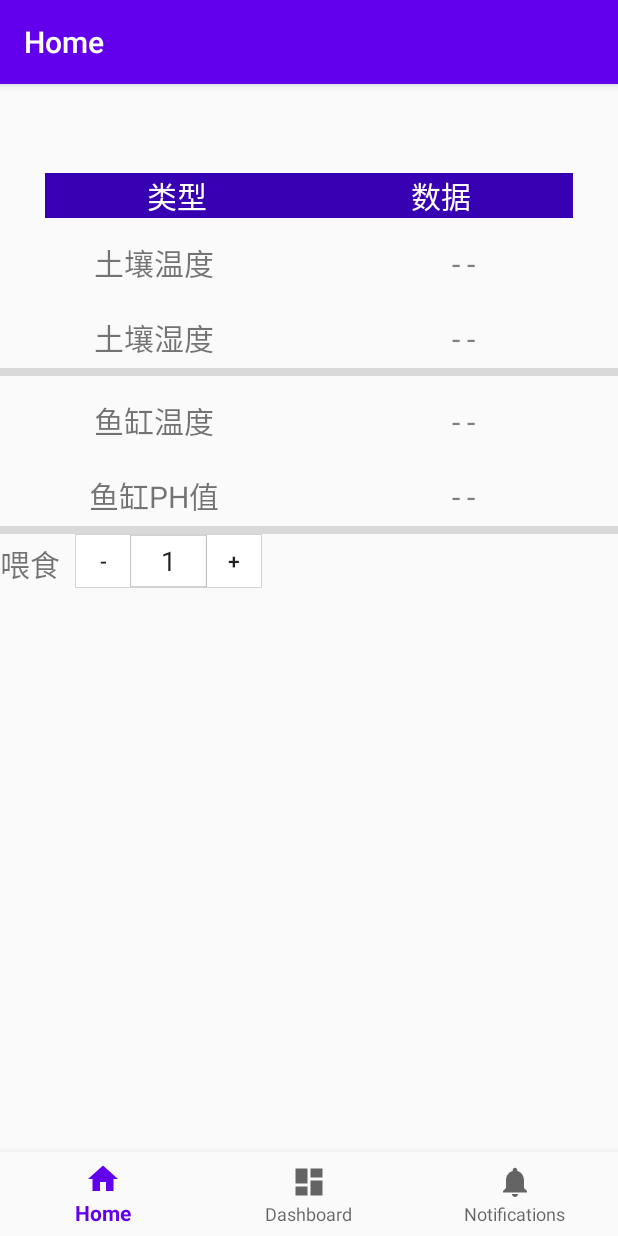
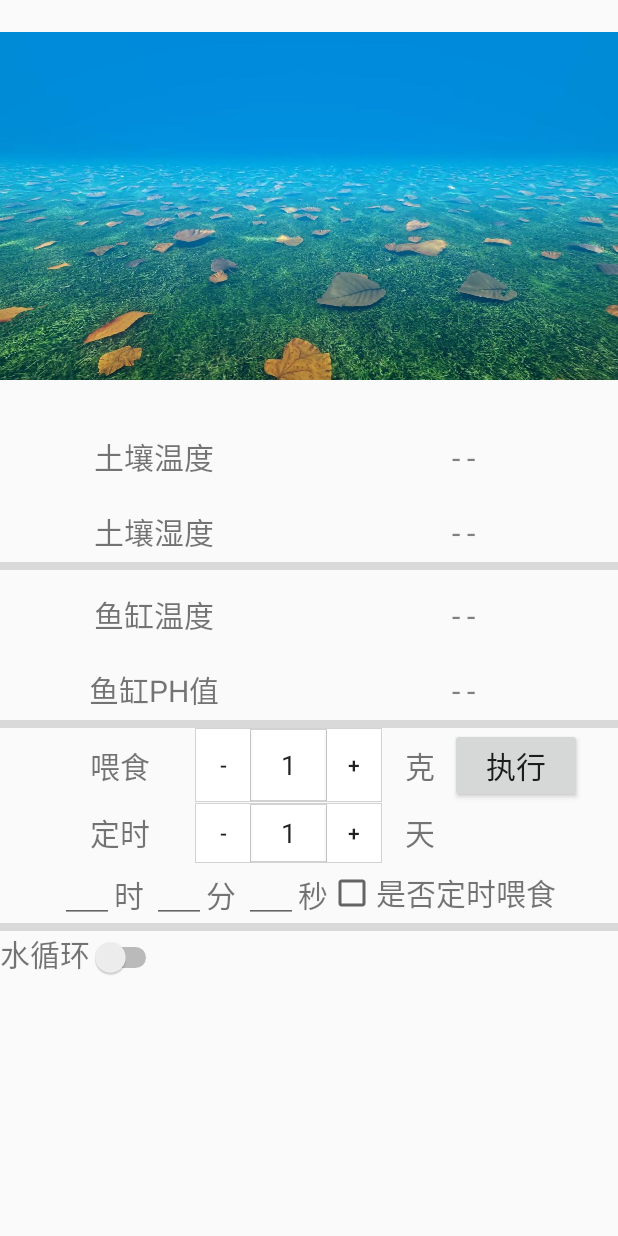
Before and after one commit to LanSenJia/gzgj_ioTvideoplatform, an Android app: the screen it shows after launch (MainActivity), on a phone screen of 412 x 824 dp. Run offline under Robolectric (Android 15) with nearby library versions, the phone set to English and light mode, and no system bars; our stand-ins replace navigation-ui; libraries missing offline, so code that uses them is left out: com.videogo.openapi; 4 statements that could not run were skipped.

Commit message:
设定透明状态栏-未完成

```diff
--- a/app/src/main/java/com/example/gzgj_iotvideoplatform/MainActivity.java
+++ b/app/src/main/java/com/example/gzgj_iotvideoplatform/MainActivity.java
@@ -2,6 +2,7 @@ package com.example.gzgj_iotvideoplatform;
 
 import android.os.Bundle;
 
+import com.example.gzgj_iotvideoplatform.ui.BaseActivity;
 import com.google.android.material.bottomnavigation.BottomNavigationView;
 
 import androidx.appcompat.app.AppCompatActivity;
@@ -10,7 +11,7 @@ import androidx.navigation.Navigation;
 import androidx.navigation.ui.AppBarConfiguration;
 import androidx.navigation.ui.NavigationUI;
 
-public class MainActivity extends AppCompatActivity {
+public class MainActivity extends BaseActivity {
 
     @Override
     protected void onCreate(Bundle savedInstanceState) {
@@ -25,6 +26,9 @@ public class MainActivity extends AppCompatActivity {
         NavController navController = Navigation.findNavController(this, R.id.nav_host_fragment);
         NavigationUI.setupActionBarWithNavController(this, navController, appBarConfiguration);
         NavigationUI.setupWithNavController(navView, navController);
+        if (getSupportActionBar() != null) {
+            getSupportActionBar().hide();
+        }
     }
 
 }
--- /dev/null
+++ b/app/src/main/java/com/example/gzgj_iotvideoplatform/ui/BaseActivity.java
@@ -0,0 +1,28 @@
+package com.example.gzgj_iotvideoplatform.ui;
+
+import android.os.Bundle;
+import android.os.PersistableBundle;
+
+import androidx.annotation.Nullable;
+import androidx.appcompat.app.AppCompatActivity;
+
+import com.example.gzgj_iotvideoplatform.uitls.StatusBarUtil;
+
+/**
+ * @Create by lansen
+ * @data： ：
+ * Describe：
+ */
+public abstract class BaseActivity extends AppCompatActivity {
+    @Override
+    public void onCreate(@Nullable Bundle savedInstanceState, @Nullable PersistableBundle persistentState) {
+        super.onCreate(savedInstanceState, persistentState);
+        setStatusBar();
+    }
+
+    protected void setStatusBar() {
+        //这里做了两件事情，1.使状态栏透明并使contentView填充到状态栏 2.预留出状态栏的位置，防止界面上的控件离顶部靠的太近。这样就可以实现开头说的第二种情况的沉浸式状态栏了
+        StatusBarUtil.setTransparent(this);
+    }
+
+}
--- /dev/null
+++ b/app/src/main/java/com/example/gzgj_iotvideoplatform/uitls/StatusBarUtil.java
@@ -0,0 +1,63 @@
+package com.example.gzgj_iotvideoplatform.uitls;
+
+import android.annotation.TargetApi;
+import android.app.Activity;
+import android.graphics.Color;
+import android.os.Build;
+import android.view.View;
+import android.view.ViewGroup;
+import android.view.WindowManager;
+
+/**
+ * @Create by lansen
+ * @data： ：
+ * Describe：
+ */
+public class StatusBarUtil {
+    /**
+     * 设置状态栏全透明
+     *
+     * @param activity 需要设置的activity
+     */
+    public static void setTransparent(Activity activity) {
+        if (Build.VERSION.SDK_INT < Build.VERSION_CODES.KITKAT) {
+            return;
+        }
+        transparentStatusBar(activity);
+        setRootView(activity);
+    }
+
+    /**
+     * 使状态栏透明
+     */
+    @TargetApi(Build.VERSION_CODES.KITKAT)
+    private static void transparentStatusBar(Activity activity) {
+        if (Build.VERSION.SDK_INT >= Build.VERSION_CODES.LOLLIPOP) {
+            activity.getWindow().addFlags(WindowManager.LayoutParams.FLAG_DRAWS_SYSTEM_BAR_BACKGROUNDS);
+            activity.getWindow().clearFlags(WindowManager.LayoutParams.FLAG_TRANSLUCENT_STATUS);
+            //需要设置这个flag contentView才能延伸到状态栏
+            activity.getWindow().addFlags(WindowManager.LayoutParams.FLAG_TRANSLUCENT_NAVIGATION);
+            //状态栏覆盖在contentView上面，设置透明使contentView的背景透出来
+            activity.getWindow().setStatusBarColor(Color.TRANSPARENT);
+        } else {
+            //让contentView延伸到状态栏并且设置状态栏颜色透明
+            activity.getWindow().addFlags(WindowManager.LayoutParams.FLAG_TRANSLUCENT_STATUS);
+        }
+    }
+
+    /**
+     * 设置根布局参数
+     */
+    private static void setRootView(Activity activity) {
+        ViewGroup parent = (ViewGroup) activity.findViewById(android.R.id.content);
+        for (int i = 0, count = parent.getChildCount(); i < count; i++) {
+            View childView = parent.getChildAt(i);
+            if (childView instanceof ViewGroup) {
+                childView.setFitsSystemWindows(true);
+                ((ViewGroup) childView).setClipToPadding(true);
+            }
+        }
+    }
+
+
+}
--- a/app/src/main/res/layout/activity_main.xml
+++ b/app/src/main/res/layout/activity_main.xml
@@ -1,10 +1,10 @@
 <?xml version="1.0" encoding="utf-8"?>
-<androidx.constraintlayout.widget.ConstraintLayout xmlns:android="http://schemas.android.com/apk/res/android"
+<LinearLayout xmlns:android="http://schemas.android.com/apk/res/android"
     xmlns:app="http://schemas.android.com/apk/res-auto"
     android:id="@+id/container"
     android:layout_width="match_parent"
     android:layout_height="match_parent"
-    android:paddingTop="?attr/actionBarSize">
+  >
 
     <com.google.android.material.bottomnavigation.BottomNavigationView
         android:id="@+id/nav_view"
@@ -30,4 +30,4 @@
         app:layout_constraintTop_toTopOf="parent"
         app:navGraph="@navigation/mobile_navigation" />
 
-</androidx.constraintlayout.widget.ConstraintLayout>
+</LinearLayout>
--- a/app/src/main/res/layout/fragment_home.xml
+++ b/app/src/main/res/layout/fragment_home.xml
@@ -7,46 +7,29 @@
     android:orientation="vertical"
     tools:context=".ui.homeFragment.HomeFragment">
 
+    <RelativeLayout
+        android:layout_width="match_parent"
+        android:layout_height="0dp"
+        android:layout_weight="1">
+
+        <ImageView
+            android:layout_width="match_parent"
+            android:layout_height="match_parent"
+            android:src="@drawable/image_underwaterpicture" />
+
+    </RelativeLayout>
+
     <LinearLayout
         android:layout_width="match_parent"
-        android:layout_height="wrap_content"
-
+        android:layout_height="0dp"
+        android:layout_weight="2"
         android:orientation="vertical">
 
         <LinearLayout
             android:layout_width="match_parent"
             android:layout_height="wrap_content"
-            android:layout_marginStart="30dp"
+            android:orientation="vertical">
 
-            android:layout_marginTop="3dp"
-            android:layout_marginEnd="30dp"
-            android:orientation="horizontal"
-            tools:ignore="MissingConstraints">
-
-            <TextView
-                android:layout_width="0dp"
-                android:layout_height="wrap_content"
-
-                android:layout_weight="1"
-                android:background="@color/colorPrimaryDark"
-                android:ems="10"
-                android:gravity="center"
-                android:text="类型"
-                android:textColor="@color/white"
-                android:textSize="@dimen/textSize2" />
-
-            <TextView
-                android:layout_width="0dp"
-                android:layout_height="wrap_content"
-                android:layout_weight="1"
-                android:background="@color/colorPrimaryDark"
-                android:ems="10"
-                android:gravity="center"
-                android:text="数据"
-                android:textColor="@color/white"
-                android:textSize="@dimen/textSize2" />
-
-        </LinearLayout>
 
             <LinearLayout
                 android:id="@+id/soli_tem_ll"
@@ -191,23 +174,167 @@
             <TextView
                 android:layout_width="wrap_content"
                 android:layout_height="40dp"
+                android:layout_marginLeft="60dp"
                 android:gravity="center"
                 android:text="喂食"
+
                 android:textSize="@dimen/textSize2" />
 
             <!--喂食选择器-->
             <com.example.gzgj_iotvideoplatform.view.AmountView
-            android:id="@+id/amount_view"
+                android:id="@+id/feed_amount"
                 android:layout_width="wrap_content"
-            android:layout_height="36dp"
+                android:layout_height="match_parent"
+
                 android:layout_centerInParent="true"
                 android:layout_gravity="right"
-            android:layout_marginLeft="10dp"
+                android:layout_marginLeft="30dp"
                 android:layout_marginRight="15dp"
                 app:btnTextSize="14sp"
                 app:btnWidth="36dp"
                 app:tvWidth="50dp" />
 
+            <TextView
+                android:layout_width="wrap_content"
+                android:layout_height="match_parent"
+                android:gravity="center"
+                android:text="克"
+                android:textSize="@dimen/textSize2" />
+
+            <Button
+                android:id="@+id/feed_btn"
+                android:layout_width="wrap_content"
+                android:layout_height="wrap_content"
+                android:layout_marginLeft="10dp"
+                android:text="执行"
+                android:textSize="@dimen/textSize2" />
+
+        </LinearLayout>
+
+        <LinearLayout
+            android:layout_width="match_parent"
+            android:layout_height="wrap_content"
+
+            android:orientation="horizontal">
+
+            <TextView
+                android:layout_width="wrap_content"
+                android:layout_height="40dp"
+                android:layout_marginLeft="60dp"
+                android:gravity="center"
+                android:text="定时"
+
+                android:textSize="@dimen/textSize2" />
+
+            <!--定时选择器-->
+            <com.example.gzgj_iotvideoplatform.view.AmountView
+                android:id="@+id/timing_amount"
+                android:layout_width="wrap_content"
+                android:layout_height="match_parent"
+
+                android:layout_centerInParent="true"
+                android:layout_gravity="right"
+                android:layout_marginLeft="30dp"
+                android:layout_marginRight="15dp"
+                app:btnTextSize="14sp"
+                app:btnWidth="36dp"
+                app:tvWidth="50dp" />
+
+            <TextView
+                android:layout_width="wrap_content"
+                android:layout_height="match_parent"
+                android:gravity="center"
+                android:text="天"
+                android:textSize="@dimen/textSize2" />
+
+
+        </LinearLayout>
+
+        <LinearLayout
+            android:layout_width="match_parent"
+            android:layout_height="wrap_content"
+
+            android:orientation="horizontal">
+
+            <EditText
+                android:layout_width="36dp"
+                android:layout_height="match_parent"
+                android:layout_marginLeft="40dp" />
+
+            <TextView
+                android:layout_width="wrap_content"
+                android:layout_height="40dp"
+
+                android:gravity="center"
+                android:text="时"
+                android:textSize="@dimen/textSize2" />
+
+            <EditText
+                android:layout_width="36dp"
+                android:layout_height="match_parent"
+                android:layout_marginLeft="5dp" />
+
+            <TextView
+                android:layout_width="wrap_content"
+                android:layout_height="40dp"
+
+                android:gravity="center"
+                android:text="分"
+                android:textSize="@dimen/textSize2" />
+
+            <EditText
+                android:layout_width="36dp"
+                android:layout_height="match_parent"
+                android:layout_marginLeft="5dp" />
+
+            <TextView
+                android:layout_width="wrap_content"
+                android:layout_height="40dp"
+
+                android:gravity="center"
+                android:text="秒"
+                android:textSize="@dimen/textSize2" />
+
+            <CheckBox
+                android:layout_width="wrap_content"
+                android:layout_height="match_parent" />
+
+            <TextView
+                android:layout_width="wrap_content"
+                android:layout_height="match_parent"
+                android:gravity="center"
+                android:text="是否定时喂食"
+                android:textSize="@dimen/textSize2" />
+        </LinearLayout>
+
+        <View
+            android:layout_width="match_parent"
+            android:layout_height="5dp"
+            android:background="#22000000" />
+
+        <RelativeLayout
+            android:layout_width="match_parent"
+            android:layout_height="match_parent">
+
+            <LinearLayout
+                android:layout_width="wrap_content"
+                android:layout_height="wrap_content"
+                android:orientation="horizontal">
+
+                <TextView
+                    android:layout_width="wrap_content"
+                    android:layout_height="wrap_content"
+                    android:text="水循环"
+                    android:textSize="@dimen/textSize2" />
+
+                <Switch
+                    android:layout_width="wrap_content"
+                    android:layout_height="wrap_content" />
+
+            </LinearLayout>
+
+        </RelativeLayout>
+
     </LinearLayout>
 
 </LinearLayout>
```
Also changed, not shown: app/src/main/res/drawable/image_underwaterpicture.JPG (added). Lines whose indentation alone changed are shown as unchanged.
